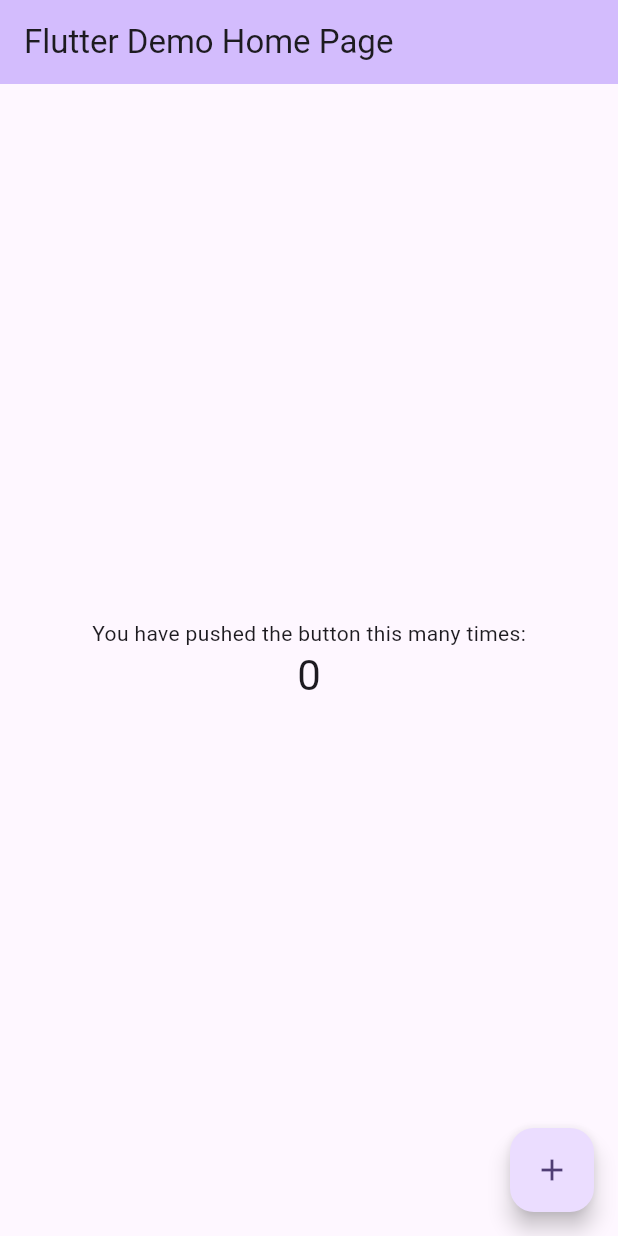
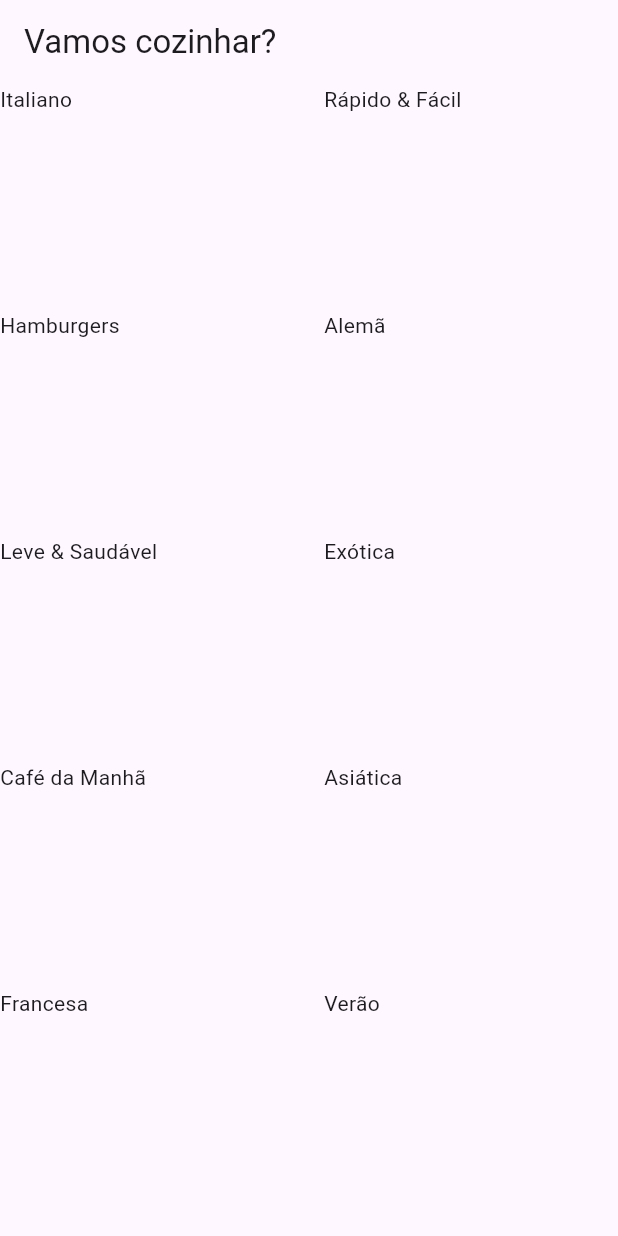
Before and after one commit to TarsisGuerra/multi-screenApp, a Flutter app: the screen it shows after launch, on a phone screen of 412 x 824 dp. Run offline on Flutter 3.47's test engine with Material 3 defaults, Android fonts, the phone set to English and light mode, and no system bars.

Commit message:
adding Categories

```diff
--- /dev/null
+++ b/lib/components/category_item.dart
@@ -0,0 +1,14 @@
+import 'package:flutter/material.dart';
+
+import '../models/category.dart';
+
+class CategoryItem extends StatelessWidget {
+  final Category category;
+
+  const CategoryItem(this.category);
+
+  @override
+  Widget build(BuildContext context) {
+    return Container(child: Text(category.title));
+  }
+}
--- /dev/null
+++ b/lib/data/dummy_data.dart
@@ -0,0 +1,16 @@
+import 'package:flutter/material.dart';
+
+import '../models/category.dart';
+
+const DUMMY_CATEGORIES = const [
+  Category(id: 'c1', title: 'Italiano', color: Colors.purple),
+  Category(id: 'c2', title: 'Rápido & Fácil', color: Colors.red),
+  Category(id: 'c3', title: 'Hamburgers', color: Colors.orange),
+  Category(id: 'c4', title: 'Alemã', color: Colors.amber),
+  Category(id: 'c5', title: 'Leve & Saudável', color: Colors.amber),
+  Category(id: 'c6', title: 'Exótica', color: Colors.green),
+  Category(id: 'c7', title: 'Café da Manhã', color: Colors.lightBlue),
+  Category(id: 'c8', title: 'Asiática', color: Colors.lightGreen),
+  Category(id: 'c9', title: 'Francesa', color: Colors.pink),
+  Category(id: 'c10', title: 'Verão', color: Colors.teal),
+];
--- a/lib/main.dart
+++ b/lib/main.dart
@@ -1,4 +1,5 @@
 import 'package:flutter/material.dart';
+import 'screens/categories_screens.dart';
 
 void main() {
   runApp(const MyApp());
@@ -13,110 +14,9 @@ class MyApp extends StatelessWidget {
     return MaterialApp(
       title: 'Flutter Demo',
       theme: ThemeData(
-        // This is the theme of your application.
-        //
-        // TRY THIS: Try running your application with "flutter run". You'll see
-        // the application has a purple toolbar. Then, without quitting the app,
-        // try changing the seedColor in the colorScheme below to Colors.green
-        // and then invoke "hot reload" (save your changes or press the "hot
-        // reload" button in a Flutter-supported IDE, or press "r" if you used
-        // the command line to start the app).
-        //
-        // Notice that the counter didn't reset back to zero; the application
-        // state is not lost during the reload. To reset the state, use hot
-        // restart instead.
-        //
-        // This works for code too, not just values: Most code changes can be
-        // tested with just a hot reload.
         colorScheme: ColorScheme.fromSeed(seedColor: Colors.deepPurple),
       ),
-      home: const MyHomePage(title: 'Flutter Demo Home Page'),
+      home: CategoriesScreen(),
     );
   }
 }
-
-class MyHomePage extends StatefulWidget {
-  const MyHomePage({super.key, required this.title});
-
-  // This widget is the home page of your application. It is stateful, meaning
-  // that it has a State object (defined below) that contains fields that affect
-  // how it looks.
-
-  // This class is the configuration for the state. It holds the values (in this
-  // case the title) provided by the parent (in this case the App widget) and
-  // used by the build method of the State. Fields in a Widget subclass are
-  // always marked "final".
-
-  final String title;
-
-  @override
-  State<MyHomePage> createState() => _MyHomePageState();
-}
-
-class _MyHomePageState extends State<MyHomePage> {
-  int _counter = 0;
-
-  void _incrementCounter() {
-    setState(() {
-      // This call to setState tells the Flutter framework that something has
-      // changed in this State, which causes it to rerun the build method below
-      // so that the display can reflect the updated values. If we changed
-      // _counter without calling setState(), then the build method would not be
-      // called again, and so nothing would appear to happen.
-      _counter++;
-    });
-  }
-
-  @override
-  Widget build(BuildContext context) {
-    // This method is rerun every time setState is called, for instance as done
-    // by the _incrementCounter method above.
-    //
-    // The Flutter framework has been optimized to make rerunning build methods
-    // fast, so that you can just rebuild anything that needs updating rather
-    // than having to individually change instances of widgets.
-    return Scaffold(
-      appBar: AppBar(
-        // TRY THIS: Try changing the color here to a specific color (to
-        // Colors.amber, perhaps?) and trigger a hot reload to see the AppBar
-        // change color while the other colors stay the same.
-        backgroundColor: Theme.of(context).colorScheme.inversePrimary,
-        // Here we take the value from the MyHomePage object that was created by
-        // the App.build method, and use it to set our appbar title.
-        title: Text(widget.title),
-      ),
-      body: Center(
-        // Center is a layout widget. It takes a single child and positions it
-        // in the middle of the parent.
-        child: Column(
-          // Column is also a layout widget. It takes a list of children and
-          // arranges them vertically. By default, it sizes itself to fit its
-          // children horizontally, and tries to be as tall as its parent.
-          //
-          // Column has various properties to control how it sizes itself and
-          // how it positions its children. Here we use mainAxisAlignment to
-          // center the children vertically; the main axis here is the vertical
-          // axis because Columns are vertical (the cross axis would be
-          // horizontal).
-          //
-          // TRY THIS: Invoke "debug painting" (choose the "Toggle Debug Paint"
-          // action in the IDE, or press "p" in the console), to see the
-          // wireframe for each widget.
-          mainAxisAlignment: MainAxisAlignment.center,
-          children: <Widget>[
-            const Text('You have pushed the button this many times:'),
-            Text(
-              '$_counter',
-              style: Theme.of(context).textTheme.headlineMedium,
-            ),
-          ],
-        ),
-      ),
-      floatingActionButton: FloatingActionButton(
-        onPressed: _incrementCounter,
-        tooltip: 'Increment',
-        child: const Icon(Icons.add),
-      ), // This trailing comma makes auto-formatting nicer for build methods.
-    );
-  }
-}
--- /dev/null
+++ b/lib/models/category.dart
@@ -0,0 +1,13 @@
+import 'package:flutter/material.dart';
+
+class Category {
+  final String id;
+  final String title;
+  final Color color;
+
+  const Category({
+    required this.id,
+    required this.title,
+    this.color = Colors.orange,
+  });
+}
--- /dev/null
+++ b/lib/screens/categories_screens.dart
@@ -0,0 +1,25 @@
+import 'package:flutter/material.dart';
+import '../components/category_item.dart';
+import '../data/dummy_data.dart';
+
+class CategoriesScreen extends StatelessWidget {
+  const CategoriesScreen({super.key});
+
+  @override
+  Widget build(BuildContext context) {
+    return Scaffold(
+      appBar: AppBar(title: Text("Vamos cozinhar?")),
+      body: GridView(
+        gridDelegate: SliverGridDelegateWithMaxCrossAxisExtent(
+          maxCrossAxisExtent: 200,
+          childAspectRatio: 3 / 2,
+          crossAxisSpacing: 20,
+          mainAxisSpacing: 20,
+        ),
+        children: DUMMY_CATEGORIES.map((cat) {
+          return CategoryItem(cat);
+        }).toList(),
+      ),
+    );
+  }
+}
```
